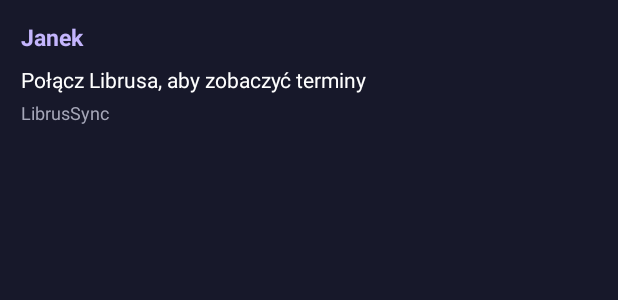
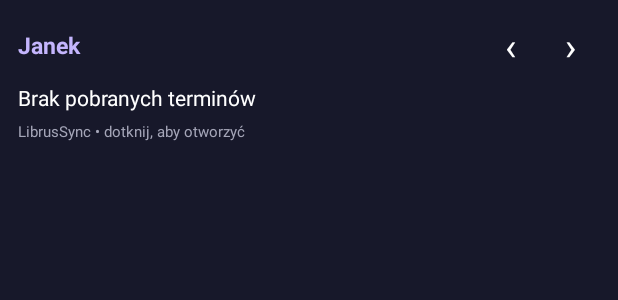
Before and after one commit to janczesko12/LibrusSync, an Android app built with Jetpack Compose: the layout widget_upcoming.xml on its own in the app's theme, with its tools: preview values and no code run, on a phone screen of 412 x 824 dp. Shown: the top 300 px of the screen. Run offline under Robolectric (Android 15) with nearby library versions, the phone set to English and light mode, and no system bars.

Commit message:
feat(android): redesign widget for profile navigation

```diff
--- a/android/app/src/main/res/layout/widget_upcoming.xml
+++ b/android/app/src/main/res/layout/widget_upcoming.xml
@@ -1,11 +1,17 @@
 <?xml version="1.0" encoding="utf-8"?>
 <LinearLayout xmlns:android="http://schemas.android.com/apk/res/android"
  android:id="@+id/widget_root" android:layout_width="match_parent" android:layout_height="match_parent"
- android:orientation="vertical" android:padding="14dp" android:background="#17182A">
- <TextView android:id="@+id/widget_student" android:layout_width="match_parent" android:layout_height="wrap_content"
-  android:text="Janek" android:textColor="#C4B5FD" android:textStyle="bold" android:textSize="15sp"/>
- <TextView android:id="@+id/widget_subject" android:layout_width="match_parent" android:layout_height="wrap_content"
-  android:layout_marginTop="8dp" android:text="Połącz Librusa, aby zobaczyć terminy" android:textColor="#FFFFFF" android:textSize="14sp" android:maxLines="2"/>
- <TextView android:id="@+id/widget_date" android:layout_width="match_parent" android:layout_height="wrap_content"
-  android:layout_marginTop="4dp" android:text="LibrusSync" android:textColor="#A5A6B8" android:textSize="12sp"/>
+ android:orientation="vertical" android:padding="12dp" android:background="#17182A">
+ <LinearLayout android:layout_width="match_parent" android:layout_height="wrap_content" android:gravity="center_vertical" android:orientation="horizontal">
+  <TextView android:id="@+id/widget_student" android:layout_width="0dp" android:layout_height="wrap_content" android:layout_weight="1" android:text="Janek" android:textColor="#C4B5FD" android:textStyle="bold" android:textSize="15sp"/>
+  <TextView android:id="@+id/widget_previous" android:layout_width="40dp" android:layout_height="36dp" android:gravity="center" android:text="‹" android:textColor="#FFFFFF" android:textSize="25sp" android:contentDescription="Poprzedni uczeń"/>
+  <TextView android:id="@+id/widget_next" android:layout_width="40dp" android:layout_height="36dp" android:gravity="center" android:text="›" android:textColor="#FFFFFF" android:textSize="25sp" android:contentDescription="Następny uczeń"/>
+ </LinearLayout>
+ <TextView android:id="@+id/widget_empty" android:layout_width="match_parent" android:layout_height="wrap_content" android:layout_marginTop="7dp" android:text="Brak pobranych terminów" android:textColor="#FFFFFF" android:textSize="14sp"/>
+ <LinearLayout android:id="@+id/widget_events" android:layout_width="match_parent" android:layout_height="wrap_content" android:orientation="vertical" android:visibility="gone">
+  <TextView android:id="@+id/widget_event_1" android:layout_width="match_parent" android:layout_height="wrap_content" android:paddingTop="5dp" android:textColor="#FFFFFF" android:textSize="13sp" android:maxLines="1"/>
+  <TextView android:id="@+id/widget_event_2" android:layout_width="match_parent" android:layout_height="wrap_content" android:paddingTop="5dp" android:textColor="#FFFFFF" android:textSize="13sp" android:maxLines="1"/>
+  <TextView android:id="@+id/widget_event_3" android:layout_width="match_parent" android:layout_height="wrap_content" android:paddingTop="5dp" android:textColor="#FFFFFF" android:textSize="13sp" android:maxLines="1"/>
+ </LinearLayout>
+ <TextView android:id="@+id/widget_footer" android:layout_width="match_parent" android:layout_height="wrap_content" android:layout_marginTop="6dp" android:text="LibrusSync • dotknij, aby otworzyć" android:textColor="#A5A6B8" android:textSize="10sp"/>
 </LinearLayout>
```
